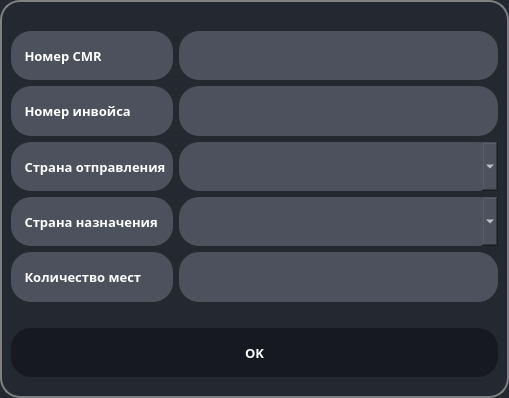
Mashdimm/converter, file one_cmr.ui: the form before one commit.
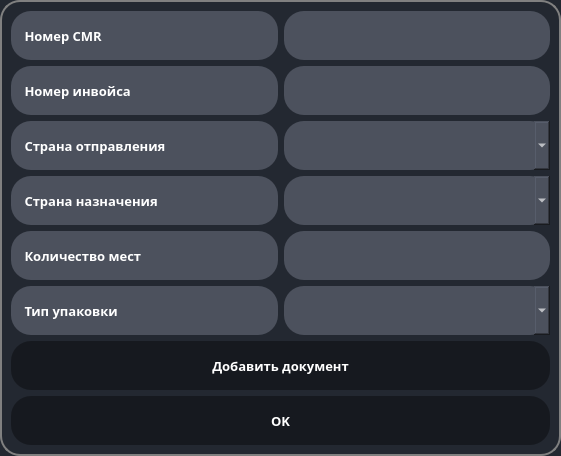
The form after the commit.

What changed in the file:
```diff
--- a/one_cmr.ui
+++ b/one_cmr.ui
@@ -6,8 +6,8 @@
    <rect>
     <x>0</x>
     <y>0</y>
-    <width>509</width>
-    <height>398</height>
+    <width>561</width>
+    <height>456</height>
    </rect>
   </property>
   <property name="windowTitle">
@@ -97,34 +97,24 @@
 }</string>
   </property>
   <layout class="QGridLayout" name="gridLayout">
-   <item row="4" column="1">
+   <item row="3" column="1">
     <widget class="QComboBox" name="cmb_contr_dest">
      <property name="sizePolicy">
-      <sizepolicy hsizetype="Preferred" vsizetype="MinimumExpanding">
+      <sizepolicy hsizetype="Expanding" vsizetype="Preferred">
        <horstretch>0</horstretch>
        <verstretch>0</verstretch>
       </sizepolicy>
      </property>
     </widget>
    </item>
-   <item row="0" column="1">
-    <spacer name="verticalSpacer">
-     <property name="orientation">
-      <enum>Qt::Vertical</enum>
-     </property>
-     <property name="sizeType">
-      <enum>QSizePolicy::Preferred</enum>
-     </property>
-     <property name="sizeHint" stdset="0">
-      <size>
-       <width>10</width>
-       <height>20</height>
-      </size>
-     </property>
-    </spacer>
-   </item>
-   <item row="1" column="0">
+   <item row="0" column="0">
     <widget class="QLabel" name="lbl_nbr_cmr">
+     <property name="sizePolicy">
+      <sizepolicy hsizetype="Expanding" vsizetype="Preferred">
+       <horstretch>0</horstretch>
+       <verstretch>0</verstretch>
+      </sizepolicy>
+     </property>
      <property name="font">
       <font>
        <family>RussoOne-Regular</family>
@@ -138,41 +128,26 @@
      </property>
     </widget>
    </item>
-   <item row="5" column="0">
-    <widget class="QLabel" name="lbl_qunt_cll">
-     <property name="font">
-      <font>
-       <family>RussoOne-Regular</family>
-       <pointsize>10</pointsize>
-       <weight>75</weight>
-       <bold>true</bold>
-      </font>
-     </property>
-     <property name="text">
-      <string>    Количество мест</string>
-     </property>
-    </widget>
-   </item>
-   <item row="2" column="1">
-    <widget class="QLineEdit" name="lne_numb_inv">
-     <property name="sizePolicy">
-      <sizepolicy hsizetype="Expanding" vsizetype="MinimumExpanding">
-       <horstretch>0</horstretch>
-       <verstretch>0</verstretch>
-      </sizepolicy>
-     </property>
-     <property name="layoutDirection">
-      <enum>Qt::RightToLeft</enum>
-     </property>
-     <property name="alignment">
-      <set>Qt::AlignRight|Qt::AlignTrailing|Qt::AlignVCenter</set>
-     </property>
-    </widget>
-   </item>
    <item row="1" column="1">
+    <widget class="QLineEdit" name="lne_numb_inv">
+     <property name="sizePolicy">
+      <sizepolicy hsizetype="Expanding" vsizetype="Preferred">
+       <horstretch>0</horstretch>
+       <verstretch>0</verstretch>
+      </sizepolicy>
+     </property>
+     <property name="layoutDirection">
+      <enum>Qt::RightToLeft</enum>
+     </property>
+     <property name="alignment">
+      <set>Qt::AlignRight|Qt::AlignTrailing|Qt::AlignVCenter</set>
+     </property>
+    </widget>
+   </item>
+   <item row="0" column="1">
     <widget class="QLineEdit" name="lne_numb_cmr">
      <property name="sizePolicy">
-      <sizepolicy hsizetype="Expanding" vsizetype="MinimumExpanding">
+      <sizepolicy hsizetype="Expanding" vsizetype="Preferred">
        <horstretch>0</horstretch>
        <verstretch>0</verstretch>
       </sizepolicy>
@@ -194,23 +169,35 @@
      </property>
     </widget>
    </item>
-   <item row="2" column="0">
-    <widget class="QLabel" name="lbl_nbr_inv">
-     <property name="font">
-      <font>
-       <family>RussoOne-Regular</family>
-       <pointsize>10</pointsize>
-       <weight>75</weight>
-       <bold>true</bold>
-      </font>
-     </property>
-     <property name="text">
-      <string>    Номер инвойса</string>
-     </property>
-    </widget>
-   </item>
    <item row="4" column="0">
+    <widget class="QLabel" name="lbl_qunt_cll">
+     <property name="sizePolicy">
+      <sizepolicy hsizetype="Expanding" vsizetype="Preferred">
+       <horstretch>0</horstretch>
+       <verstretch>0</verstretch>
+      </sizepolicy>
+     </property>
+     <property name="font">
+      <font>
+       <family>RussoOne-Regular</family>
+       <pointsize>10</pointsize>
+       <weight>75</weight>
+       <bold>true</bold>
+      </font>
+     </property>
+     <property name="text">
+      <string>    Количество мест</string>
+     </property>
+    </widget>
+   </item>
+   <item row="3" column="0">
     <widget class="QLabel" name="lbl_countr_dest">
+     <property name="sizePolicy">
+      <sizepolicy hsizetype="Expanding" vsizetype="Preferred">
+       <horstretch>0</horstretch>
+       <verstretch>0</verstretch>
+      </sizepolicy>
+     </property>
      <property name="font">
       <font>
        <family>RussoOne-Regular</family>
@@ -224,8 +211,14 @@
      </property>
     </widget>
    </item>
-   <item row="3" column="0">
+   <item row="2" column="0">
     <widget class="QLabel" name="lbl_count_disp">
+     <property name="sizePolicy">
+      <sizepolicy hsizetype="Expanding" vsizetype="Preferred">
+       <horstretch>0</horstretch>
+       <verstretch>0</verstretch>
+      </sizepolicy>
+     </property>
      <property name="font">
       <font>
        <family>RussoOne-Regular</family>
@@ -239,10 +232,31 @@
      </property>
     </widget>
    </item>
+   <item row="1" column="0">
+    <widget class="QLabel" name="lbl_nbr_inv">
+     <property name="sizePolicy">
+      <sizepolicy hsizetype="Expanding" vsizetype="Preferred">
+       <horstretch>0</horstretch>
+       <verstretch>0</verstretch>
+      </sizepolicy>
+     </property>
+     <property name="font">
+      <font>
+       <family>RussoOne-Regular</family>
+       <pointsize>10</pointsize>
+       <weight>75</weight>
+       <bold>true</bold>
+      </font>
+     </property>
+     <property name="text">
+      <string>    Номер инвойса</string>
+     </property>
+    </widget>
+   </item>
    <item row="7" column="0" colspan="2">
     <widget class="QPushButton" name="btn_ok">
      <property name="sizePolicy">
-      <sizepolicy hsizetype="Preferred" vsizetype="Expanding">
+      <sizepolicy hsizetype="Expanding" vsizetype="Preferred">
        <horstretch>0</horstretch>
        <verstretch>0</verstretch>
       </sizepolicy>
@@ -252,10 +266,10 @@
      </property>
     </widget>
    </item>
-   <item row="5" column="1">
+   <item row="4" column="1">
     <widget class="QLineEdit" name="qaunt_cll">
      <property name="sizePolicy">
-      <sizepolicy hsizetype="Expanding" vsizetype="MinimumExpanding">
+      <sizepolicy hsizetype="Expanding" vsizetype="Preferred">
        <horstretch>0</horstretch>
        <verstretch>0</verstretch>
       </sizepolicy>
@@ -268,10 +282,10 @@
      </property>
     </widget>
    </item>
-   <item row="3" column="1">
+   <item row="2" column="1">
     <widget class="QComboBox" name="cmb_count_disp">
      <property name="sizePolicy">
-      <sizepolicy hsizetype="Preferred" vsizetype="MinimumExpanding">
+      <sizepolicy hsizetype="Expanding" vsizetype="Preferred">
        <horstretch>0</horstretch>
        <verstretch>0</verstretch>
       </sizepolicy>
@@ -281,37 +295,41 @@
      </property>
     </widget>
    </item>
-   <item row="8" column="0">
-    <spacer name="verticalSpacer_2">
-     <property name="orientation">
-      <enum>Qt::Vertical</enum>
+   <item row="5" column="0">
+    <widget class="QLabel" name="lbl_pakage">
+     <property name="sizePolicy">
+      <sizepolicy hsizetype="Expanding" vsizetype="Preferred">
+       <horstretch>0</horstretch>
+       <verstretch>0</verstretch>
+      </sizepolicy>
      </property>
-     <property name="sizeType">
-      <enum>QSizePolicy::Preferred</enum>
+     <property name="text">
+      <string>    Тип упаковки</string>
      </property>
-     <property name="sizeHint" stdset="0">
-      <size>
-       <width>20</width>
-       <height>10</height>
-      </size>
+    </widget>
+   </item>
+   <item row="5" column="1">
+    <widget class="QComboBox" name="cmb_pakage">
+     <property name="sizePolicy">
+      <sizepolicy hsizetype="Expanding" vsizetype="Preferred">
+       <horstretch>0</horstretch>
+       <verstretch>0</verstretch>
+      </sizepolicy>
      </property>
-    </spacer>
+    </widget>
    </item>
-   <item row="6" column="0">
-    <spacer name="verticalSpacer_3">
-     <property name="orientation">
-      <enum>Qt::Vertical</enum>
+   <item row="6" column="0" colspan="2">
+    <widget class="QPushButton" name="btn_add_doc">
+     <property name="sizePolicy">
+      <sizepolicy hsizetype="Expanding" vsizetype="Preferred">
+       <horstretch>0</horstretch>
+       <verstretch>0</verstretch>
+      </sizepolicy>
      </property>
-     <property name="sizeType">
-      <enum>QSizePolicy::Preferred</enum>
+     <property name="text">
+      <string>Добавить документ</string>
      </property>
-     <property name="sizeHint" stdset="0">
-      <size>
-       <width>20</width>
-       <height>20</height>
-      </size>
-     </property>
-    </spacer>
+    </widget>
    </item>
   </layout>
  </widget>
```
